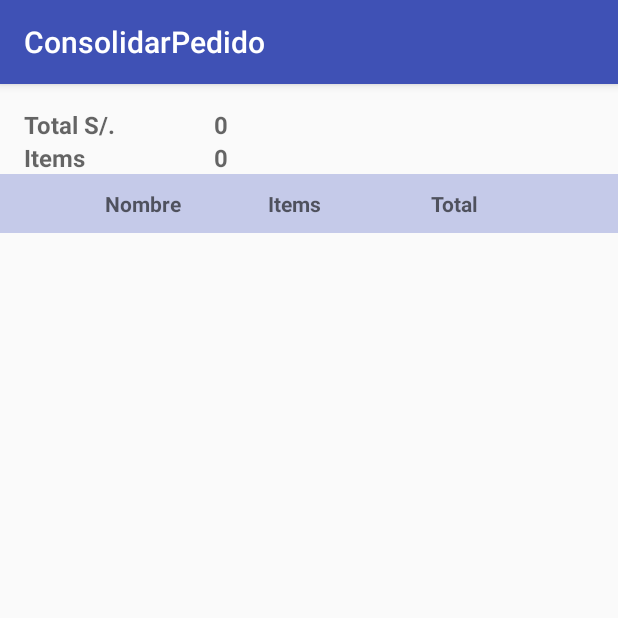
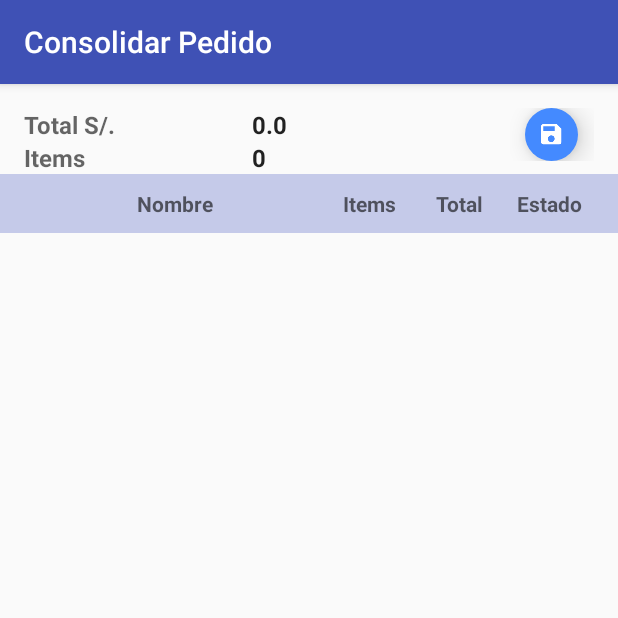
Before and after one commit to CibertecAndroidGrupo2/Grupo2, an Android app: the ConsolidarPedidoActivity screen opened directly, with no data from a screen before it, on a phone screen of 412 x 824 dp, the top half of it. Run offline under Robolectric (Android 15) with nearby library versions, the phone set to English and light mode, and no system bars.

Commit message:
Acualizó código de Consolidar Pedido.

```diff
--- a/app/src/main/java/ventas/jandysac/com/ventas/ConsolidarPedidoActivity.java
+++ b/app/src/main/java/ventas/jandysac/com/ventas/ConsolidarPedidoActivity.java
@@ -1,14 +1,18 @@
 package ventas.jandysac.com.ventas;
 
+import android.content.SharedPreferences;
 import android.os.Bundle;
 import android.support.v7.app.AppCompatActivity;
 import android.support.v7.widget.LinearLayoutManager;
 import android.support.v7.widget.RecyclerView;
 import android.widget.Button;
+import android.widget.EditText;
+import android.widget.TextView;
 
 import java.util.ArrayList;
 
 import ventas.jandysac.com.ventas.adapter.recyclerview.RVConsolidarPedidoAdapter;
+import ventas.jandysac.com.ventas.dao.DataBaseHelper;
 import ventas.jandysac.com.ventas.entities.ConsolidarPedido;
 
 /**
@@ -20,11 +24,18 @@ public class ConsolidarPedidoActivity extends AppCompatActivity implements RVCon
     private ArrayList<ConsolidarPedido> mLstConsolidarPedido;
     private RecyclerView rvListaPedidos;
     private RVConsolidarPedidoAdapter mRVConsolidarPedidoAdapter;
+    private DataBaseHelper dataBaseHelper;
+
+    private TextView tvTotalPedido, tvItemsPedido;
+    private SharedPreferences sp;
 
     @Override
     protected void onCreate(Bundle savedInstanceState) {
         super.onCreate(savedInstanceState);
         setContentView(R.layout.activity_consolidar_pedido);
+
+        tvTotalPedido = (TextView) findViewById(R.id.tvTotalPedido);
+        tvItemsPedido = (TextView) findViewById(R.id.tvItemsPedido);
 
         rvListaPedidos = (RecyclerView) findViewById(R.id.rvListaPedidos);
 
@@ -33,11 +44,28 @@ public class ConsolidarPedidoActivity extends AppCompatActivity implements RVCon
 
         mLstConsolidarPedido = new ArrayList<>();
 
-        mRVConsolidarPedidoAdapter = new RVConsolidarPedidoAdapter(ConsolidarPedidoActivity.this);
+        try {
+            dataBaseHelper = new DataBaseHelper(ConsolidarPedidoActivity.this);
+            dataBaseHelper.createDataBase();
+            dataBaseHelper.openDataBase();
+        } catch (Exception ex) {
+            ex.printStackTrace();
+        }
+
+        String cod_vendedor = "0";
+
+        sp = getSharedPreferences(getPackageName(), MODE_PRIVATE);
+        if (sp.contains(MainActivity.ARG_NOMAPE) &&
+                !sp.getString(MainActivity.ARG_NOMAPE, "").isEmpty()) {
+            cod_vendedor = sp.getString(MainActivity.ARG_CODIGO, "");
+        }
 
 
+        mRVConsolidarPedidoAdapter = new RVConsolidarPedidoAdapter(ConsolidarPedidoActivity.this, cod_vendedor);
+        rvListaPedidos.setAdapter(mRVConsolidarPedidoAdapter);
 
-        rvListaPedidos.setAdapter(mRVConsolidarPedidoAdapter);
+        tvItemsPedido.setText(String.valueOf(mRVConsolidarPedidoAdapter.getItemCount()));
+        tvTotalPedido.setText(String.valueOf(mRVConsolidarPedidoAdapter.getTotal()));
     }
 
     @Override
--- a/app/src/main/java/ventas/jandysac/com/ventas/adapter/recyclerview/RVConsolidarPedidoAdapter.java
+++ b/app/src/main/java/ventas/jandysac/com/ventas/adapter/recyclerview/RVConsolidarPedidoAdapter.java
@@ -1,15 +1,18 @@
 package ventas.jandysac.com.ventas.adapter.recyclerview;
 
+import android.content.SharedPreferences;
 import android.support.v7.widget.RecyclerView;
 import android.view.LayoutInflater;
 import android.view.View;
 import android.view.ViewGroup;
+import android.widget.RadioButton;
 import android.widget.TextView;
 
 import java.util.ArrayList;
 
-import ventas.jandysac.com.ventas.ConsolidarPedidoActivity;
+import ventas.jandysac.com.ventas.MainActivity;
 import ventas.jandysac.com.ventas.R;
+import ventas.jandysac.com.ventas.dao.PedidoDAO;
 import ventas.jandysac.com.ventas.entities.ConsolidarPedido;
 
 /**
@@ -19,9 +22,18 @@ public class RVConsolidarPedidoAdapter extends RecyclerView.Adapter<RVConsolidar
     private ArrayList<ConsolidarPedido> mLstConsolidarPedido;
     private RVConsolidarPedidoAdapterListener mRVConsolidarPedidoAdapterListener;
 
+    private SharedPreferences sp;
+
     public RVConsolidarPedidoAdapter(RVConsolidarPedidoAdapterListener rvConsolidarPedidoAdapterListener) {
         mLstConsolidarPedido = new ArrayList<>();
         this.mRVConsolidarPedidoAdapterListener = rvConsolidarPedidoAdapterListener;
+    }
+
+    public RVConsolidarPedidoAdapter(RVConsolidarPedidoAdapterListener rvConsolidarPedidoAdapterListener,String cod_vendedor) {
+        mLstConsolidarPedido = new ArrayList<>();
+        this.mRVConsolidarPedidoAdapterListener = rvConsolidarPedidoAdapterListener;
+
+        mLstConsolidarPedido.addAll(new PedidoDAO().listPedidosAConsolidar(cod_vendedor));
     }
 
     public interface  RVConsolidarPedidoAdapterListener{
@@ -38,8 +50,12 @@ public class RVConsolidarPedidoAdapter extends RecyclerView.Adapter<RVConsolidar
         ConsolidarPedido cPerdido = mLstConsolidarPedido.get(position);
 
         rvConsolidarPedidoAdapterViewHolder.tvPedidosNombre.setText(cPerdido.getNombre());
-        rvConsolidarPedidoAdapterViewHolder.tvPedidosItems.setText(cPerdido.getItems());
+        rvConsolidarPedidoAdapterViewHolder.tvPedidosItems.setText(String.valueOf(cPerdido.getItems()));
         rvConsolidarPedidoAdapterViewHolder.tvPedidosTotal.setText(String.valueOf(cPerdido.getTotal()));
+
+        if(cPerdido.getEstado()==1){
+            rvConsolidarPedidoAdapterViewHolder.rbEstadoPedido.setVisibility(View.INVISIBLE);
+        }
 
         rvConsolidarPedidoAdapterViewHolder.itemView.setTag(position);
         rvConsolidarPedidoAdapterViewHolder.itemView.setOnClickListener(itemViewOnClickListener);
@@ -60,15 +76,25 @@ public class RVConsolidarPedidoAdapter extends RecyclerView.Adapter<RVConsolidar
     public int getItemCount() {
         return mLstConsolidarPedido.size();
     }
+    public double getTotal(){
+        double total = 0;
+
+        for (ConsolidarPedido item: mLstConsolidarPedido) {
+            total += item.getTotal();
+        }
+        return total;
+    }
 
     static class RVConsolidarPedidoAdapterViewHolder extends RecyclerView.ViewHolder{
         TextView tvPedidosNombre, tvPedidosItems, tvPedidosTotal;
+        RadioButton rbEstadoPedido;
 
         public RVConsolidarPedidoAdapterViewHolder(View itemView) {
             super(itemView);
             tvPedidosNombre = (TextView) itemView.findViewById(R.id.tvPedidosNombre);
             tvPedidosItems = (TextView) itemView.findViewById(R.id.tvPedidosItems);
             tvPedidosTotal = (TextView) itemView.findViewById(R.id.tvPedidosTotal);
+            rbEstadoPedido = (RadioButton)itemView.findViewById(R.id.rbEstadoPedido);
         }
     }
 }
--- a/app/src/main/java/ventas/jandysac/com/ventas/dao/PedidoDAO.java
+++ b/app/src/main/java/ventas/jandysac/com/ventas/dao/PedidoDAO.java
@@ -7,6 +7,7 @@ import android.support.annotation.IntegerRes;
 import java.text.DecimalFormat;
 import java.util.ArrayList;
 
+import ventas.jandysac.com.ventas.entities.ConsolidarPedido;
 import ventas.jandysac.com.ventas.entities.PedidoDetalle;
 
 /**
@@ -103,4 +104,49 @@ public class PedidoDAO {
             ex.printStackTrace();
         }
     }
+
+    public ArrayList<ConsolidarPedido> listPedidosAConsolidar(String cod_usuario) {
+        ArrayList<ConsolidarPedido> listPedidos = new ArrayList<>();
+        Cursor cursor = null;
+
+        try {
+            String query = "SELECT mv.id_movimiento_venta, (c.nombres||' '||c.apellido_paterno|| ' '|| c.apellido_materno )  AS cliente, count(mvd.importe_neto ) AS items, SUM(mvd.importe_neto ) AS totalPedido,mv.estado " +
+                    "FROM movimiento_venta mv "+
+                    " LEFT JOIN movimiento_venta_detalle mvd ON mvd.id_movimiento_venta = mv.id_movimiento_venta " +
+                    " LEFT JOIN cliente c ON mv.codigo_cliente = c.codigo  " +
+                    " GROUP BY mv.id_movimiento_venta, c.nombres " +
+                    " HAVING mv.codigo_vendedor = ? ";
+
+            cursor = DataBaseHelper.myDataBase.rawQuery(query, new String[]{String.valueOf(cod_usuario)});
+
+            if (cursor.moveToFirst()) {
+                do {
+                    ConsolidarPedido pedidos = new ConsolidarPedido();
+                    pedidos.setNombre(cursor.isNull(cursor.getColumnIndex("cliente")) ? "" : cursor.getString(cursor.getColumnIndex("cliente")));
+                    pedidos.setItems(cursor.isNull(cursor.getColumnIndex("items")) ? 0 : cursor.getInt(cursor.getColumnIndex("items")));
+                    pedidos.setTotal(cursor.isNull(cursor.getColumnIndex("totalPedido")) ? 0 : cursor.getDouble(cursor.getColumnIndex("totalPedido")));
+                    pedidos.setEstado(cursor.isNull(cursor.getColumnIndex("estado")) ? 0 : cursor.getInt(cursor.getColumnIndex("estado")));
+
+                    listPedidos.add(pedidos);
+                } while (cursor.moveToNext());
+            }
+        } catch (Exception ex) {
+            ex.printStackTrace();
+        } finally {
+            if (cursor != null)
+                cursor.close();
+        }
+
+        return listPedidos;
+    }
+
+    public void updateEstadoPedido(ConsolidarPedido pedido) {
+        try {
+            ContentValues cv = new ContentValues();
+            cv.put("estado", pedido.getEstado());
+            DataBaseHelper.myDataBase.update("movimiento_venta", cv, "id_movimiento_venta = ?", new String[]{String.valueOf(pedido.getIdPedido())});
+        } catch (Exception ex) {
+            ex.printStackTrace();
+        }
+    }
 }
--- a/app/src/main/res/layout/activity_consolidar_pedido.xml
+++ b/app/src/main/res/layout/activity_consolidar_pedido.xml
@@ -17,7 +17,7 @@
         <LinearLayout
             android:layout_width="0dp"
             android:layout_height="wrap_content"
-            android:layout_weight="1"
+            android:layout_weight="2"
             android:orientation="vertical">
 
             <TextView
@@ -34,10 +34,11 @@
                 android:textAppearance="?android:attr/textAppearanceListItemSmall"
                 android:textStyle="bold" />
         </LinearLayout>
+
         <LinearLayout
             android:layout_width="0dp"
             android:layout_height="wrap_content"
-            android:layout_weight="1"
+            android:layout_weight="2"
             android:orientation="vertical">
 
             <TextView
@@ -56,12 +57,23 @@
                 android:textAppearance="?android:attr/textAppearanceListItemSmall"
                 android:textStyle="bold" />
         </LinearLayout>
+
         <LinearLayout
             android:layout_width="0dp"
             android:layout_height="wrap_content"
+            android:paddingLeft="20dp"
             android:layout_weight="1">
+            <ImageButton
+                android:id="@+id/btnGuardarPedido"
+                android:layout_width="35dp"
+                android:layout_height="35dp"
+                android:layout_gravity="right"
+                android:layout_marginLeft="10dp"
+                android:elevation="10dp"
+                android:background="@drawable/button_agregar_pedido"
+                android:src="@drawable/ic_save_white_18dp" />
+        </LinearLayout>
 
-        </LinearLayout>
     </LinearLayout>
 
     <LinearLayout
@@ -75,36 +87,42 @@
         android:paddingTop="10dp">
 
 
-
         <LinearLayout
             android:layout_width="match_parent"
             android:layout_height="wrap_content"
             android:orientation="horizontal">
 
-            <TextView
-                android:layout_width="0dp"
-                android:layout_height="wrap_content"
-                android:layout_weight="1" />
 
             <TextView
                 android:layout_width="0dp"
                 android:layout_height="wrap_content"
-                android:layout_weight="2"
+                android:layout_weight="5"
+                android:gravity="center_horizontal"
                 android:hint="Nombre"
                 android:textStyle="bold" />
 
             <TextView
                 android:layout_width="0dp"
                 android:layout_height="wrap_content"
-                android:layout_weight="2"
+                android:layout_weight="1.5"
+                android:gravity="center_horizontal"
                 android:hint="Items"
                 android:textStyle="bold" />
 
             <TextView
                 android:layout_width="0dp"
                 android:layout_height="wrap_content"
-                android:layout_weight="2"
+                android:layout_weight="1.5"
+                android:gravity="center_horizontal"
                 android:hint="Total"
+                android:textStyle="bold" />
+
+            <TextView
+                android:layout_width="0dp"
+                android:layout_height="wrap_content"
+                android:layout_weight="1.5"
+                android:gravity="center_horizontal"
+                android:hint="Estado"
                 android:textStyle="bold" />
         </LinearLayout>
 
--- a/app/src/main/res/values/strings.xml
+++ b/app/src/main/res/values/strings.xml
@@ -6,7 +6,7 @@
     <string name="title_activity_datos_cliente">DatosCliente</string>
     <string name="title_activity_main_activity2">MainActivity2Activity</string>
     <string name="title_activity_busqueda_producto">BusquedaProducto</string>
-    <string name="title_activity_consolidar_pedido">ConsolidarPedido</string>
+    <string name="title_activity_consolidar_pedido">Consolidar Pedido</string>
 
     <string name="logout">Cerrar sesión</string>
     <string name="msg_error_usuario_contrasenia">Error con el usuario/contraseña</string>
```
Also changed, not shown: app/src/main/java/ventas/jandysac/com/ventas/entities/ConsolidarPedido.java (+26 -1 lines), app/src/main/res/layout/consolidar_pedido_items.xml (+13 -8 lines), app/src/main/assets/DBVentas.sqlite, 1 other file.
